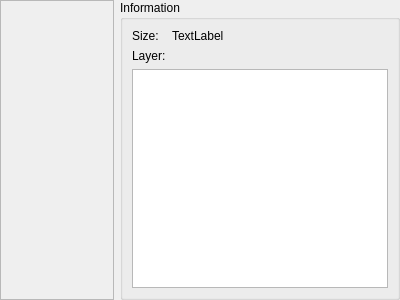
This is src/diagnostic/ui/EXRWindow.ui in PearCoding/PearRay as Qt 5 draws it before an edit. The edited form follows.
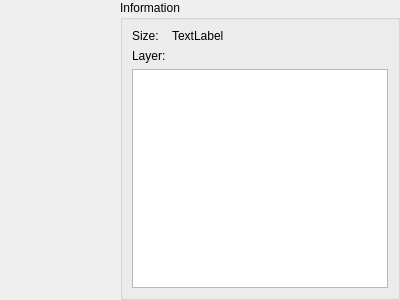
This is the edited form. Custom widgets are drawn as their Qt base class.

Diff of the .ui file:
```diff
--- a/src/diagnostic/ui/EXRWindow.ui
+++ b/src/diagnostic/ui/EXRWindow.ui
@@ -27,25 +27,13 @@
     <number>0</number>
    </property>
    <item>
-    <widget class="QLabel" name="imageLabel">
+    <widget class="ImageView" name="imageWidget" native="true">
      <property name="sizePolicy">
       <sizepolicy hsizetype="Expanding" vsizetype="Expanding">
        <horstretch>0</horstretch>
        <verstretch>0</verstretch>
       </sizepolicy>
      </property>
-     <property name="frameShape">
-      <enum>QFrame::StyledPanel</enum>
-     </property>
-     <property name="frameShadow">
-      <enum>QFrame::Sunken</enum>
-     </property>
-     <property name="text">
-      <string/>
-     </property>
-     <property name="scaledContents">
-      <bool>true</bool>
-     </property>
     </widget>
    </item>
    <item>
@@ -93,6 +81,14 @@
    </item>
   </layout>
  </widget>
+ <customwidgets>
+  <customwidget>
+   <class>ImageView</class>
+   <extends>QWidget</extends>
+   <header>widgets/ImageView.h</header>
+   <container>1</container>
+  </customwidget>
+ </customwidgets>
  <resources/>
  <connections/>
 </ui>
```
